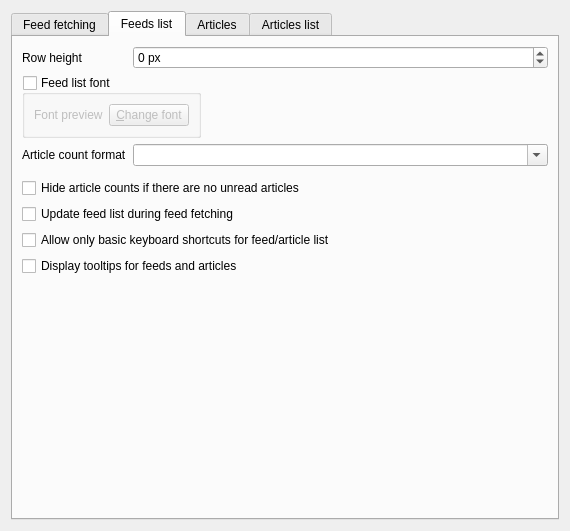
First picture: the form in src/librssguard/gui/settings/settingsfeedsmessages.ui, repository martinrotter/rssguard, before the edit.
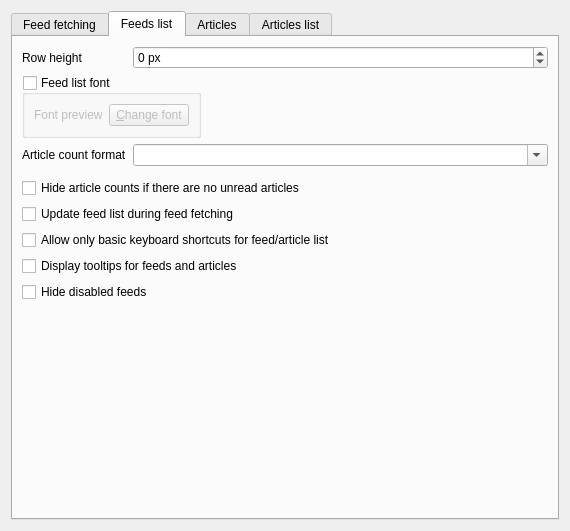
Second picture: the form after the edit. The open tabs and pages were chosen to show the change. Custom widgets are drawn as their Qt base class.

Commit message: Add new setting for disabled feeds: Hide

Patch:
```diff
--- a/src/librssguard/gui/settings/settingsfeedsmessages.ui
+++ b/src/librssguard/gui/settings/settingsfeedsmessages.ui
@@ -266,6 +266,13 @@
          </property>
         </widget>
        </item>
+       <item row="8" column="0" colspan="2">
+        <widget class="QCheckBox" name="m_cbHideDisabledFeeds">
+         <property name="text">
+          <string>Hide disabled feeds</string>
+         </property>
+        </widget>
+       </item>
        <item row="5" column="0" colspan="2">
         <widget class="QCheckBox" name="m_cbUpdateFeedListDuringFetching">
          <property name="text">
```
Left out of the diff: 1 changed line with no effect on the pictures. The commit also changes 4 other files.
